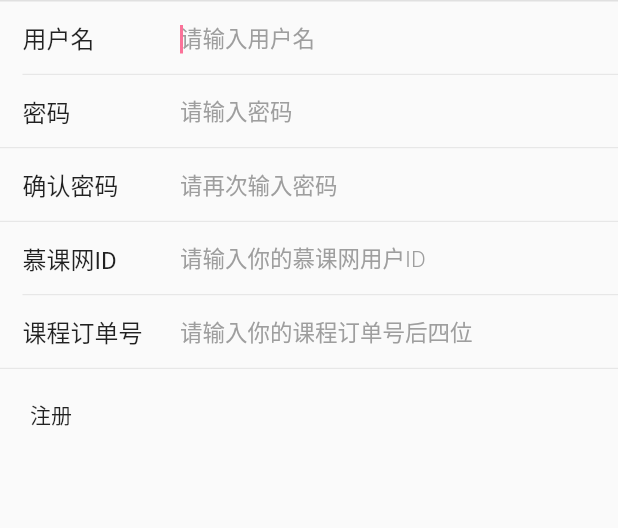
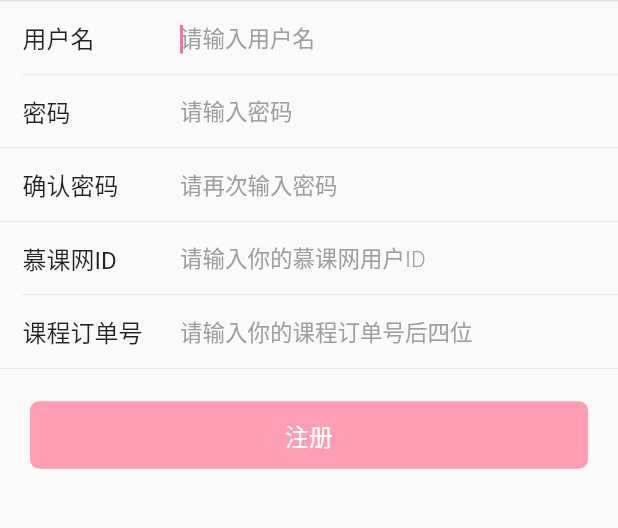
Before and after one commit to rongcheng2017/flutter_bili, a Flutter app: the screen it shows after launch, on a phone screen of 412 x 824 dp, the part 234-762 px from its top. Run offline on Flutter 3.47's test engine with Material 2 defaults, Android fonts, the light colour scheme and no system bars; our stand-ins replace dio, fluttertoast, shared_preferences; missing offline and left inert: dart:html.

Commit message:
add:登录页面

```diff
--- a/lib/main.dart
+++ b/lib/main.dart
@@ -3,6 +3,7 @@
 import 'package:bili/http/core/hi_net.dart';
 import 'package:bili/http/dao/login_dao.dart';
 import 'package:bili/http/request/test_request.dart';
+import 'package:bili/page/login_page.dart';
 import 'package:bili/page/registration_page.dart';
 import 'package:flutter/material.dart';
 
@@ -16,12 +17,14 @@
   // This widget is the root of your application.
   @override
   Widget build(BuildContext context) {
+    HiCache.preInit();
     return MaterialApp(
       title: 'Flutter Demo',
       theme: ThemeData(
         primarySwatch: white,
       ),
       home: RegistrationPage(),
+      // home: LoginPage(),
     );
   }
 }
--- a/lib/page/registration_page.dart
+++ b/lib/page/registration_page.dart
@@ -1,7 +1,9 @@
 import 'package:bili/http/core/hi_error.dart';
 import 'package:bili/http/dao/login_dao.dart';
 import 'package:bili/util/string_util.dart';
+import 'package:bili/util/toast.dart';
 import 'package:bili/widget/appbar.dart';
+import 'package:bili/widget/login_button.dart';
 import 'package:bili/widget/login_effect.dart';
 import 'package:bili/widget/login_input.dart';
 import 'package:flutter/material.dart';
@@ -99,24 +101,15 @@
             ),
             Padding(
               padding: EdgeInsets.only(top: 20, right: 20, left: 20),
-              child: _loginButton(),
+              child: LoginButton(
+                '注册',
+                enable: loginEnable,
+                onPressed: checkParams,
+              ),
             )
           ],
         ),
       ),
-    );
-  }
-
-  _loginButton() {
-    return InkWell(
-      onTap: () {
-        if (loginEnable) {
-          checkParams();
-        } else {
-          print('loginEnable is false;');
-        }
-      },
-      child: Text('注册'),
     );
   }
 
@@ -136,17 +129,17 @@
           await LoginDao.registration(userName!, password!, imoocId!, orderId!);
       print(result);
       if (result['code'] == 0) {
-        print('注册成功');
+        showToast('注册成功');
         if (widget.onJumpToLogin != null) {
           widget.onJumpToLogin!();
         }
       } else {
-        print(result['message']);
+        showWarnToast(result['message']);
       }
     } on NeedAuth catch (e) {
-      print(e);
+      showWarnToast(e.message);
     } on HiNetError catch (e) {
-      print(e);
+      showWarnToast(e.message);
     }
   }
 
--- /dev/null
+++ b/lib/widget/login_button.dart
@@ -0,0 +1,33 @@
+import 'package:bili/util/color.dart';
+import 'package:flutter/material.dart';
+
+/// 创建时间：2021/7/13
+/// 作者：frc
+/// 描述：登录按钮
+
+class LoginButton extends StatelessWidget {
+  final String title;
+  final bool enable;
+  final VoidCallback? onPressed;
+
+  const LoginButton(this.title, {Key? key, this.enable = true, this.onPressed})
+      : super(key: key);
+
+  @override
+  Widget build(BuildContext context) {
+    return FractionallySizedBox(
+      widthFactor: 1,
+      child: MaterialButton(
+        shape: RoundedRectangleBorder(borderRadius: BorderRadius.circular(6)),
+        height: 45,
+        onPressed: enable ? onPressed : null,
+        disabledColor: primary[50],
+        color: primary,
+        child: Text(
+          title,
+          style: TextStyle(color: Colors.white, fontSize: 16),
+        ),
+      ),
+    );
+  }
+}
--- a/pubspec.yaml
+++ b/pubspec.yaml
@@ -30,6 +30,7 @@
   cupertino_icons: ^1.0.2
   dio: ^4.0.0
   shared_preferences: ^2.0.6
+  fluttertoast: ^8.0.7
 
 dev_dependencies:
   flutter_test:
```
Also changed, not shown: lib/page/login_page.dart (added, +98 -0 lines), lib/util/toast.dart (added, +20 -0 lines), pubspec.lock.
